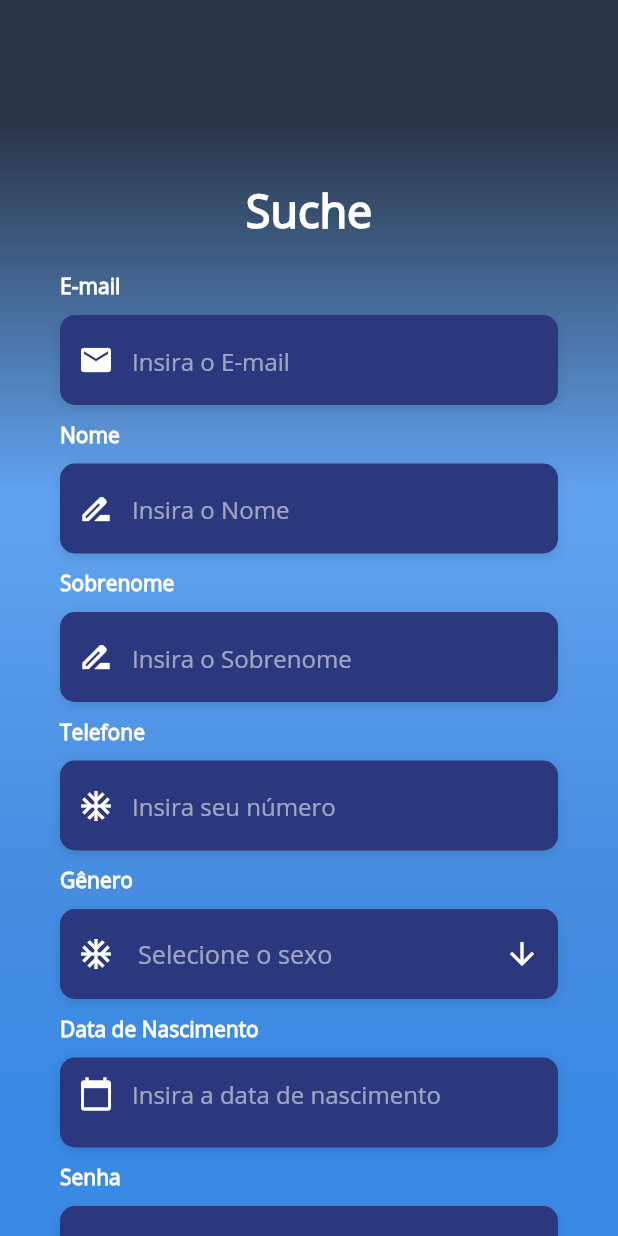
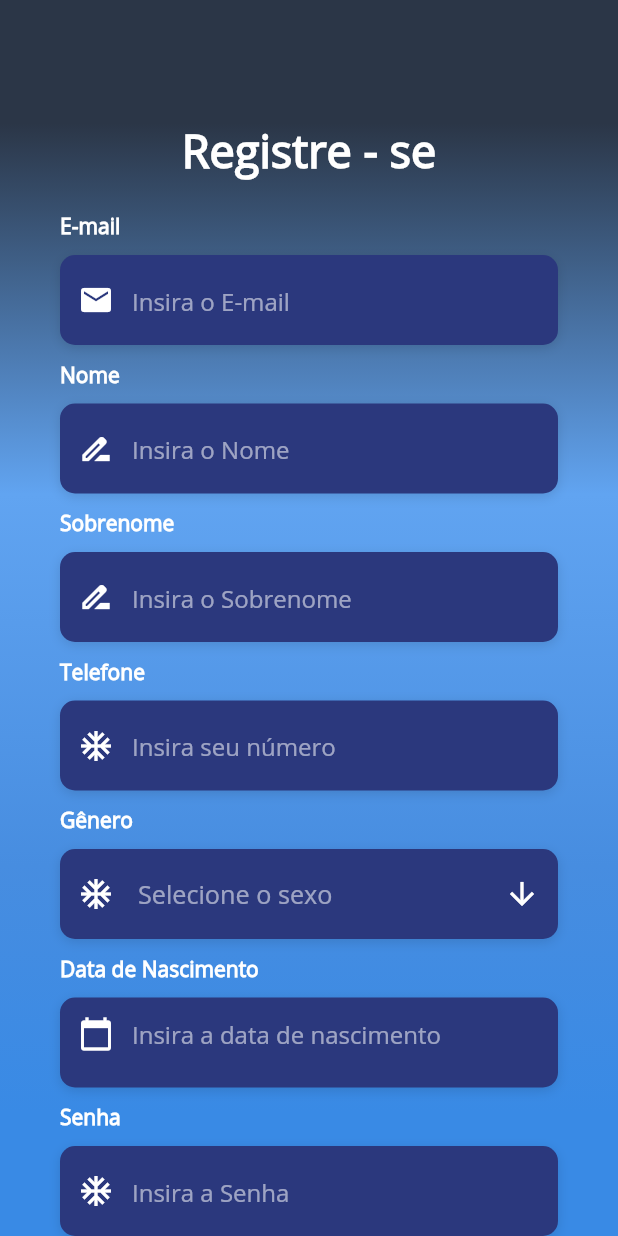
Before and after one commit to UFAPE-Projetao20201/suche_app, a Flutter app: the RegisterPage screen opened by its route, on a phone screen of 412 x 824 dp. Run offline on Flutter 3.47's test engine with Material 2 defaults, Android fonts, the phone set to English and light mode, and no system bars; our stand-ins replace brasil_fields.

Commit message:
Refatoração da tela de registro de usuário

```diff
--- a/lib/views/registerPage/register_page.dart
+++ b/lib/views/registerPage/register_page.dart
@@ -18,7 +18,6 @@ class RegisterPage extends StatefulWidget {
 class _RegisterPageState extends State<RegisterPage> {
   String _dropdownValueSexo = null;
   DateTime _dateTime;
-  String _idadeSelecionada = 'Selecione sua data de nascimento';
 
   TextEditingController _emailController = TextEditingController();
   TextEditingController _nomeController = TextEditingController();
@@ -26,22 +25,55 @@ class _RegisterPageState extends State<RegisterPage> {
   TextEditingController _senhaController = TextEditingController();
   TextEditingController _confirmarSenhaController = TextEditingController();
 
-  Future<void> _selectDate(BuildContext context) async {
-    final DateTime _dateTime = await showDatePicker(
-      context: context,
-      initialDate: DateTime.now(),
-      firstDate: DateTime(1900, 01),
-      lastDate: DateTime.now(),
-    );
-    if (_dateTime != null) {
-      setState(() {
-        _idadeSelecionada = DateFormat.yMd('en_US').format(_dateTime);
-      });
-    }
-  }
-
-  Widget _buildEmailTF() {
-    return Column(
+  @override
+  Widget build(BuildContext context) {
+    return Scaffold(
+      body: AnnotatedRegion<SystemUiOverlayStyle>(
+        value: SystemUiOverlayStyle.light,
+        child: GestureDetector(
+          onTap: () => FocusScope.of(context).unfocus(),
+          child: Stack(
+            children: <Widget>[
+              Container(
+                height: double.infinity,
+                width: double.infinity,
+                decoration: BoxDecoration(
+                  gradient: LinearGradient(
+                    begin: Alignment.topCenter,
+                    end: Alignment.bottomCenter,
+                    colors: [
+                      Color(0xFF2B3647),
+                      Color(0xFF61A4F1),
+                      Color(0xFF478DE0),
+                      Color(0xFF398AE5),
+                    ],
+                    stops: [0.1, 0.4, 0.7, 0.9],
+                  ),
+                ),
+              ),
+              Container(
+                height: double.infinity,
+                width: double.infinity,
+                child: SingleChildScrollView(
+                  physics: AlwaysScrollableScrollPhysics(),
+                  padding: EdgeInsets.symmetric(
+                    horizontal: 40.0,
+                    vertical: 80.0,
+                  ),
+                  child: Column(
+                    mainAxisAlignment: MainAxisAlignment.center,
+                    children: <Widget>[
+                      Text(
+                        'Registre - se',
+                        style: TextStyle(
+                          color: Colors.white,
+                          fontFamily: 'OpenSans',
+                          fontSize: 30.0,
+                          fontWeight: FontWeight.bold,
+                        ),
+                      ),
+                      SizedBox(height: 20.0),
+                      Column(
                         crossAxisAlignment: CrossAxisAlignment.start,
                         children: <Widget>[
                           Text(
@@ -73,11 +105,9 @@ class _RegisterPageState extends State<RegisterPage> {
                             ),
                           ),
                         ],
-    );
-  }
-
-  Widget _buildNomeTF() {
-    return Column(
+                      ),
+                      SizedBox(height: 10.0),
+                      Column(
                         crossAxisAlignment: CrossAxisAlignment.start,
                         children: <Widget>[
                           Text(
@@ -109,11 +139,9 @@ class _RegisterPageState extends State<RegisterPage> {
                             ),
                           ),
                         ],
-    );
-  }
-
-  Widget _buildSobrenomeTF() {
-    return Column(
+                      ),
+                      SizedBox(height: 10.0),
+                      Column(
                         crossAxisAlignment: CrossAxisAlignment.start,
                         children: <Widget>[
                           Text(
@@ -145,11 +173,43 @@ class _RegisterPageState extends State<RegisterPage> {
                             ),
                           ),
                         ],
-    );
-  }
-
-  Widget _buildGeneroTF() {
-    return Column(
+                      ),
+                      SizedBox(height: 10.0),
+                      Column(
+                        crossAxisAlignment: CrossAxisAlignment.start,
+                        children: <Widget>[
+                          Text(
+                            'Telefone',
+                            style: kLabelStyle,
+                          ),
+                          SizedBox(height: 10.0),
+                          Container(
+                            alignment: Alignment.centerLeft,
+                            decoration: kBoxDecorationStyle,
+                            height: 60.0,
+                            child: TextField(
+                              controller: _confirmarSenhaController,
+                              keyboardType: TextInputType.phone,
+                              style: TextStyle(
+                                color: Colors.white,
+                                fontFamily: 'OpenSans',
+                              ),
+                              decoration: InputDecoration(
+                                border: InputBorder.none,
+                                contentPadding: EdgeInsets.only(top: 14.0),
+                                prefixIcon: Icon(
+                                  Icons.ac_unit,
+                                  color: Colors.white,
+                                ),
+                                hintText: 'Insira seu número',
+                                hintStyle: kHintTextStyle,
+                              ),
+                            ),
+                          ),
+                        ],
+                      ),
+                      SizedBox(height: 10.0),
+                      Column(
                         crossAxisAlignment: CrossAxisAlignment.start,
                         children: <Widget>[
                           Text(
@@ -213,11 +273,9 @@ class _RegisterPageState extends State<RegisterPage> {
                             ),
                           ),
                         ],
-    );
-  }
-
-  Widget _buildIdadeTF() {
-    return Column(
+                      ),
+                      SizedBox(height: 10.0),
+                      Column(
                         crossAxisAlignment: CrossAxisAlignment.start,
                         children: <Widget>[
                           Text(
@@ -261,11 +319,9 @@ class _RegisterPageState extends State<RegisterPage> {
                             ),
                           ),
                         ],
-    );
-  }
-
-  Widget _buildSenhaTF() {
-    return Column(
+                      ),
+                      SizedBox(height: 10.0),
+                      Column(
                         crossAxisAlignment: CrossAxisAlignment.start,
                         children: <Widget>[
                           Text(
@@ -298,47 +354,8 @@ class _RegisterPageState extends State<RegisterPage> {
                             ),
                           ),
                         ],
-    );
-  }
-
-  Widget _buildTelefoneTF() {
-    return Column(
-      crossAxisAlignment: CrossAxisAlignment.start,
-      children: <Widget>[
-        Text(
-          'Telefone',
-          style: kLabelStyle,
                       ),
-        SizedBox(height: 10.0),
                       Container(
-          alignment: Alignment.centerLeft,
-          decoration: kBoxDecorationStyle,
-          height: 60.0,
-          child: TextField(
-            controller: _confirmarSenhaController,
-            keyboardType: TextInputType.phone,
-            style: TextStyle(
-              color: Colors.white,
-              fontFamily: 'OpenSans',
-            ),
-            decoration: InputDecoration(
-              border: InputBorder.none,
-              contentPadding: EdgeInsets.only(top: 14.0),
-              prefixIcon: Icon(
-                Icons.ac_unit,
-                color: Colors.white,
-              ),
-              hintText: 'Insira seu número',
-              hintStyle: kHintTextStyle,
-            ),
-          ),
-        ),
-      ],
-    );
-  }
-
-  Widget _buildRegisterBtn() {
-    return Container(
                         padding: EdgeInsets.symmetric(vertical: 25.0),
                         width: double.infinity,
                         child: ElevatedButton(
@@ -369,73 +386,7 @@ class _RegisterPageState extends State<RegisterPage> {
                             ),
                           ),
                         ),
-    );
-  }
-
-  @override
-  Widget build(BuildContext context) {
-    return Scaffold(
-      body: AnnotatedRegion<SystemUiOverlayStyle>(
-        value: SystemUiOverlayStyle.light,
-        child: GestureDetector(
-          onTap: () => FocusScope.of(context).unfocus(),
-          child: Stack(
-            children: <Widget>[
-              Container(
-                height: double.infinity,
-                width: double.infinity,
-                decoration: BoxDecoration(
-                  gradient: LinearGradient(
-                    begin: Alignment.topCenter,
-                    end: Alignment.bottomCenter,
-                    colors: [
-                      Color(0xFF2B3647),
-                      Color(0xFF61A4F1),
-                      Color(0xFF478DE0),
-                      Color(0xFF398AE5),
-                    ],
-                    stops: [0.1, 0.4, 0.7, 0.9],
                       ),
-                ),
-              ),
-              Container(
-                height: double.infinity,
-                width: double.infinity,
-                child: SingleChildScrollView(
-                  physics: AlwaysScrollableScrollPhysics(),
-                  padding: EdgeInsets.symmetric(
-                    horizontal: 40.0,
-                    vertical: 120.0,
-                  ),
-                  child: Column(
-                    mainAxisAlignment: MainAxisAlignment.center,
-                    children: <Widget>[
-                      Text(
-                        'Suche',
-                        style: TextStyle(
-                          color: Colors.white,
-                          fontFamily: 'OpenSans',
-                          fontSize: 30.0,
-                          fontWeight: FontWeight.bold,
-                        ),
-                      ),
-                      SizedBox(height: 20.0),
-
-                      // colocar aqui elementos
-                      _buildEmailTF(),
-                      SizedBox(height: 10.0),
-                      _buildNomeTF(),
-                      SizedBox(height: 10.0),
-                      _buildSobrenomeTF(),
-                      SizedBox(height: 10.0),
-                      _buildTelefoneTF(),
-                      SizedBox(height: 10.0),
-                      _buildGeneroTF(),
-                      SizedBox(height: 10.0),
-                      _buildIdadeTF(),
-                      SizedBox(height: 10.0),
-                      _buildSenhaTF(),
-                      _buildRegisterBtn(),
                     ],
                   ),
                 ),
```
Lines whose indentation alone changed are shown as unchanged.
